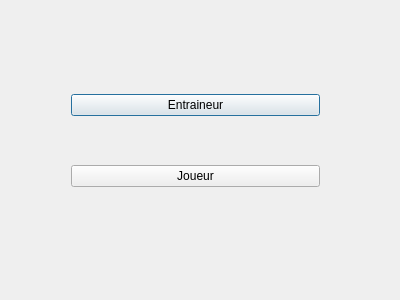
This is TP4Gui/ajouterpersonne.ui in gabfb/TP4 as Qt 5 draws it before an edit. The edited form follows.
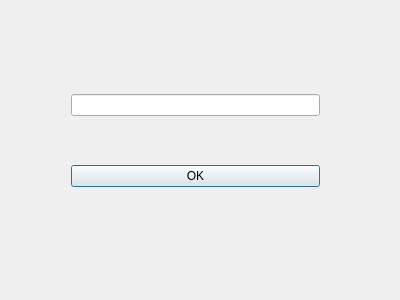
This is the edited form.

What changed in the file:
```diff
--- a/TP4Gui/ajouterpersonne.ui
+++ b/TP4Gui/ajouterpersonne.ui
@@ -24,16 +24,12 @@
    </property>
    <layout class="QVBoxLayout" name="verticalLayout">
     <item>
-     <widget class="QPushButton" name="AjouterEntraineur">
-      <property name="text">
-       <string>Entraineur</string>
-      </property>
-     </widget>
+     <widget class="QLineEdit" name="typelineedit"/>
     </item>
     <item>
      <widget class="QPushButton" name="AjouterJoueur">
       <property name="text">
-       <string>Joueur</string>
+       <string>OK</string>
       </property>
      </widget>
     </item>
```
Left out of the diff: 2 changed lines with no effect on the pictures.
